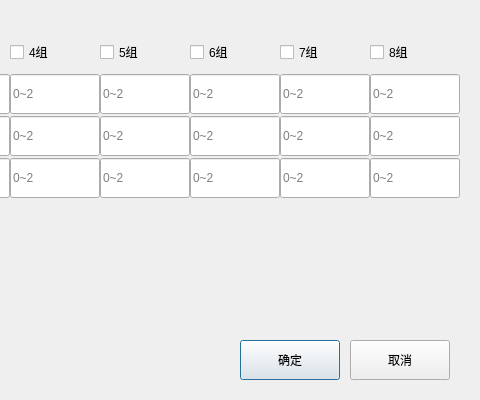
Old version of the form dialogs/stacksetdialog.ui in the repository Jade-yun/MachineTool; both pictures show x 420 to 900 and y 0 to 400 of the 900 by 400 pixel window.
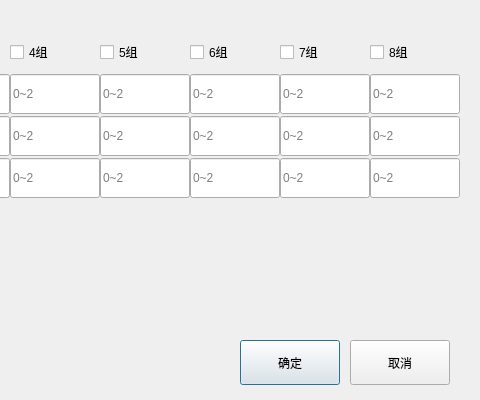
New version of the form. Custom widgets are drawn as their Qt base class.

The edit to the form file:
```diff
--- a/dialogs/stacksetdialog.ui
+++ b/dialogs/stacksetdialog.ui
@@ -230,19 +230,19 @@
      <x>660</x>
      <y>340</y>
      <width>100</width>
-     <height>40</height>
+     <height>45</height>
     </rect>
    </property>
    <property name="minimumSize">
     <size>
      <width>100</width>
-     <height>40</height>
+     <height>45</height>
     </size>
    </property>
    <property name="maximumSize">
     <size>
      <width>100</width>
-     <height>40</height>
+     <height>45</height>
     </size>
    </property>
    <property name="font">
@@ -271,19 +271,19 @@
      <x>770</x>
      <y>340</y>
      <width>100</width>
-     <height>40</height>
+     <height>45</height>
     </rect>
    </property>
    <property name="minimumSize">
     <size>
      <width>100</width>
-     <height>40</height>
+     <height>45</height>
     </size>
    </property>
    <property name="maximumSize">
     <size>
      <width>100</width>
-     <height>40</height>
+     <height>45</height>
     </size>
    </property>
    <property name="font">
```
Left out of the diff: 2 changed lines with no effect on the pictures.
